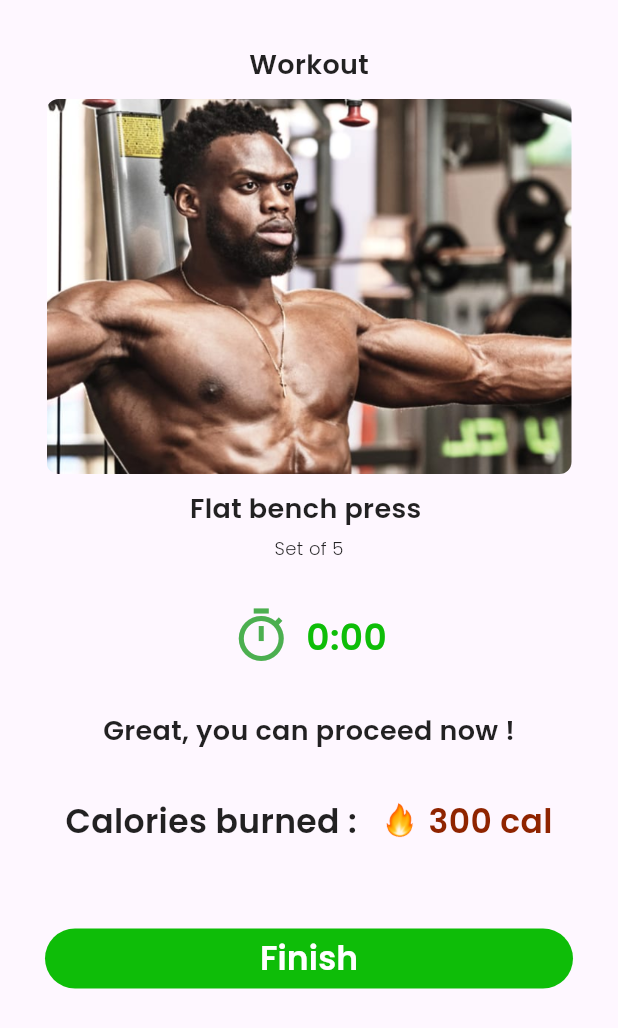
After one commit to andreaBalaba/psb_app, a Flutter app: the DailyTaskPage screen opened directly, on a phone screen of 412 x 824 dp. The commit adds this screen. Shown: the top 1028 px of the screen. Run offline on Flutter 3.47's test engine with Material 3 defaults, Android fonts, the light colour scheme and no system bars; our stand-ins replace animate_do, camera, cloud_firestore, firebase_auth, firebase_core, firebase_storage and 16 more; missing offline and left inert: tflite_v2; accounts and stored records are empty.

Commit message:
view workout plan ui

```diff
--- /dev/null
+++ b/lib/features/home/screen/daily_task_page.dart
@@ -0,0 +1,164 @@
+import 'package:flutter/material.dart';
+import 'package:psb_app/utils/reusable_button.dart';
+import 'package:psb_app/utils/reusable_text.dart';
+
+import '../../../utils/global_variables.dart';
+
+class DailyTaskPage extends StatelessWidget {
+  const DailyTaskPage({super.key});
+
+  @override
+  Widget build(BuildContext context) {
+    return Scaffold(
+      body: SafeArea(
+        child: Padding(
+          padding: const EdgeInsets.all(30.0),
+          child: SingleChildScrollView(
+            child: Column(
+              crossAxisAlignment: CrossAxisAlignment.center,
+              children: [
+                const ReusableText(
+                  text: 'Workout',
+                  fontWeight: FontWeight.w600,
+                  size: 18,
+                  color: AppColors.pBlack87Color,
+                  decoration: null,
+                  overflow: TextOverflow.ellipsis,
+                  maxLines: 1,
+                ),
+                const SizedBox(
+                  height: 10,
+                ),
+                Container(
+                  width: 350.0,
+                  height: 250.0,
+                  decoration: BoxDecoration(
+                    borderRadius: BorderRadius.circular(8),
+                    image: const DecorationImage(
+                      image: AssetImage('assets/images/chest-workout.png'),
+                      fit: BoxFit.cover,
+                    ),
+                  ),
+                ),
+                const SizedBox(
+                  height: 10,
+                ),
+                const ReusableText(
+                  text: 'Flat bench press ',
+                  fontWeight: FontWeight.w600,
+                  size: 18,
+                  color: AppColors.pBlack87Color,
+                  decoration: null,
+                  overflow: TextOverflow.ellipsis,
+                  maxLines: 1,
+                ),
+                const SizedBox(
+                  height: 5,
+                ),
+                const ReusableText(
+                  text: 'Set of 5',
+                  fontWeight: FontWeight.w200,
+                  size: 12,
+                  color: AppColors.pBlack87Color,
+                  decoration: null,
+                  overflow: TextOverflow.ellipsis,
+                  maxLines: 1,
+                ),
+                const SizedBox(
+                  height: 30,
+                ),
+                const Row(
+                  mainAxisAlignment: MainAxisAlignment.center,
+                  crossAxisAlignment: CrossAxisAlignment.center,
+                  children: [
+                    Icon(
+                      Icons.timer_outlined,
+                      color: Colors.green,
+                      size: 40,
+                    ),
+                    SizedBox(
+                      width: 10,
+                    ),
+                    ReusableText(
+                      text: '0:00',
+                      fontWeight: FontWeight.w600,
+                      size: 24,
+                      color: AppColors.pGreenColor,
+                      decoration: null,
+                      overflow: TextOverflow.ellipsis,
+                      maxLines: 1,
+                    ),
+                  ],
+                ),
+                const SizedBox(
+                  height: 30,
+                ),
+                const ReusableText(
+                  text: 'Great, you can proceed now !',
+                  fontWeight: FontWeight.w600,
+                  size: 18,
+                  color: AppColors.pBlack87Color,
+                  decoration: null,
+                  overflow: TextOverflow.ellipsis,
+                  maxLines: 1,
+                ),
+                const SizedBox(
+                  height: 30,
+                ),
+                Row(
+                  mainAxisAlignment: MainAxisAlignment.center,
+                  crossAxisAlignment: CrossAxisAlignment.center,
+                  children: [
+                    const ReusableText(
+                      text: 'Calories burned : ',
+                      fontWeight: FontWeight.w600,
+                      size: 22,
+                      color: AppColors.pBlack87Color,
+                      decoration: null,
+                      overflow: TextOverflow.ellipsis,
+                      maxLines: 1,
+                    ),
+                    const SizedBox(
+                      width: 10,
+                    ),
+                    Image.asset(
+                      'assets/icons/BurnCalories.png',
+                      height: 35,
+                    ),
+                    const SizedBox(
+                      width: 5,
+                    ),
+                    const ReusableText(
+                      text: '300 cal',
+                      fontWeight: FontWeight.w600,
+                      size: 22,
+                      color: AppColors.pDarkOrangeColor,
+                      decoration: null,
+                      overflow: TextOverflow.ellipsis,
+                      maxLines: 1,
+                    ),
+                  ],
+                ),
+                const SizedBox(
+                  height: 50,
+                ),
+                ReusableButton(
+                  text: "Finish",
+                  onPressed: () {
+                    Navigator.pop(context);
+                  },
+                  color: AppColors.pGreenColor,
+                  fontColor: AppColors.pWhiteColor,
+                  borderRadius: 100,
+                  size: 22,
+                  weight: FontWeight.w600,
+                  removePadding: true,
+                ),
+              ],
+            ),
+          ),
+        ),
+      ),
+    );
+  }
+}
--- a/lib/features/home/screen/widget/daily_task_widget.dart
+++ b/lib/features/home/screen/widget/daily_task_widget.dart
@@ -2,6 +2,7 @@ import 'package:cloud_firestore/cloud_firestore.dart';
 import 'package:flutter/material.dart';
 import 'package:get/get.dart';
 import 'package:psb_app/features/home/controller/home_controller.dart';
+import 'package:psb_app/features/home/screen/daily_task_page.dart';
 import 'package:psb_app/model/exercise_model.dart';
 import 'package:psb_app/utils/global_assets.dart';
 import 'package:psb_app/utils/global_variables.dart';
@@ -39,11 +40,12 @@ class DailyTaskList extends StatelessWidget {
                 itemBuilder: (context, index) {
                   final task = workouts![index];
 
-                  print(task);
                   return Padding(
                     padding: EdgeInsets.symmetric(vertical: 4 * autoScale),
                     child: GestureDetector(
                       onTap: () async {
+                        Navigator.of(context).push(MaterialPageRoute(
+                            builder: (context) => const DailyTaskPage()));
                         // if (!workouts!.contains(task.title)) {
                         //   FirebaseFirestore.instance
                         //       .collection('Daily Plan')
```
Also changed, not shown: pubspec.lock.
